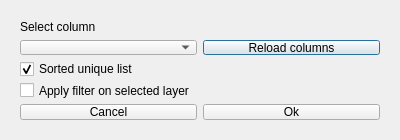
Above: ui/selected_features.ui from jkall/qgis-midvatten-plugin before the change. Below: the same form after it.
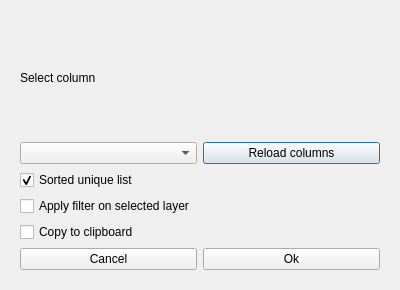
That is the form after the change.

Commit message: Sectionplot: Fixed better error messages when dems are omitted. List of values from selected features: Fixed size error. Added checkbox to copy to clipboard.

The edit to the form file:
```diff
--- a/ui/selected_features.ui
+++ b/ui/selected_features.ui
@@ -7,7 +7,7 @@
     <x>0</x>
     <y>0</y>
     <width>400</width>
-    <height>140</height>
+    <height>290</height>
    </rect>
   </property>
   <property name="minimumSize">
@@ -60,7 +60,7 @@
         </property>
        </widget>
       </item>
-      <item row="4" column="0">
+      <item row="5" column="0">
        <layout class="QHBoxLayout" name="horizontalLayout">
         <item>
          <widget class="QPushButton" name="pushbutton_cancel">
@@ -88,6 +88,13 @@
         </property>
        </widget>
       </item>
+      <item row="4" column="0">
+       <widget class="QCheckBox" name="copy_to_clipboard_checkbox">
+        <property name="text">
+         <string>Copy to clipboard</string>
+        </property>
+       </widget>
+      </item>
      </layout>
     </widget>
    </item>
```
The commit also changes 3 other files.
